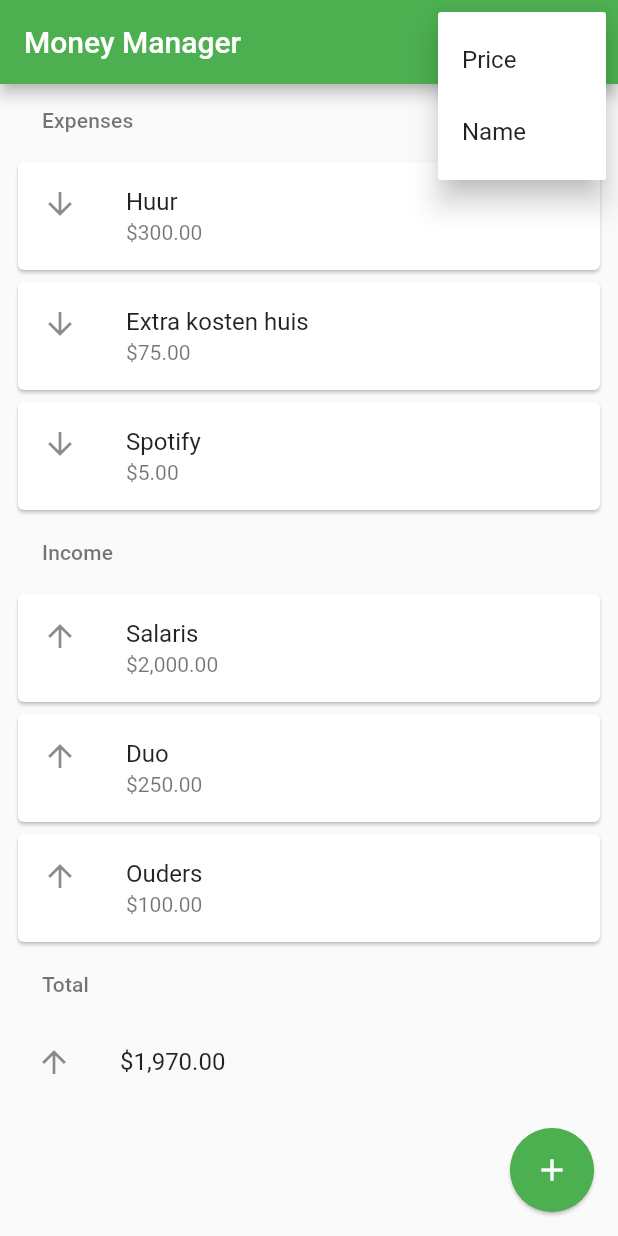
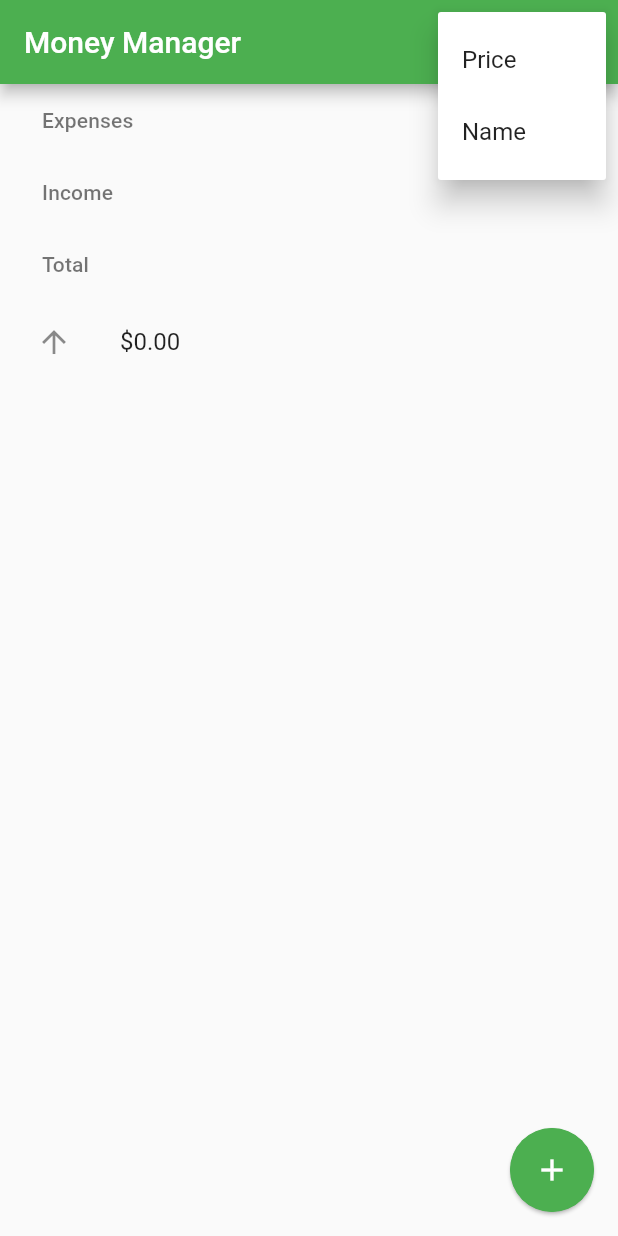
Before and after one commit to 2zqa/money_manager_flutter, a Flutter app: the screen it shows after launch, after a tap on the "sort" icon, on a phone screen of 412 x 824 dp. Run offline on Flutter 3.47's test engine with Material 2 defaults, Android fonts, the light colour scheme and no system bars; our stand-ins replace sqflite; accounts and stored records are empty; generated files the repository leaves out were written again.

Commit message:
Implement SQL backend in BalanceItemListModel

```diff
--- a/lib/widgets/balance_item.dart
+++ b/lib/widgets/balance_item.dart
@@ -1,6 +1,8 @@
 import 'dart:collection';
 import 'package:flutter/material.dart';
 import 'package:intl/intl.dart';
+import 'package:path/path.dart';
+import 'package:sqflite/sqflite.dart';
 
 // Logic
 /// How often a payment occurs.
@@ -47,32 +49,90 @@ abstract class BalanceItem {
 class Expense extends BalanceItem {
   Expense(String name, int cost, RecurringType recurringType)
       : super(name, cost, recurringType);
+
+  @override
+  Map<String, dynamic> toMap() {
+    return <String, dynamic>{
+      'name': name,
+      'cost': cost,
+    };
+  }
 }
 
 class Income extends BalanceItem {
   Income(String name, int cost, RecurringType recurringType)
       : super(name, cost, recurringType);
+
+  @override
+  Map<String, dynamic> toMap() {
+    return <String, dynamic>{
+      'name': name,
+      'cost': cost,
+    };
+  }
 }
 
 // TODO: sort by next payment date
 enum SortingMethod { price, name }
 
+/// Model that handles keeping track of balance items and keeping the visual
+/// representation up-to-date. Balance items are saved in a SQL database and
+/// in lists.
 class BalanceItemListModel extends ChangeNotifier {
+  /// Creates the model.
   BalanceItemListModel() {
-    // TODO: remove this along with dummy data
-    sortBy(sortingMethod);
+    init();
   }
 
-  final List<Income> _incomeList = <Income>[
-    Income('Duo', 25000, RecurringType.daily),
-    Income('Ouders', 10000, RecurringType.daily),
-    Income('Salaris', 200000, RecurringType.daily),
-  ];
-  final List<Expense> _expenseList = <Expense>[
-    Expense('Spotify', 500, RecurringType.daily),
-    Expense('Huur', 30000, RecurringType.daily),
-    Expense('Extra kosten huis', 7500, RecurringType.daily),
-  ];
+  /// Reference to the database, used for storing balance items.
+  late final Database _database;
+
+  /// Initializes the database, creating two tables
+  /// and then running [populateFields].
+  Future<void> init() async {
+    return openDatabase(
+      join(await getDatabasesPath(), 'money_manager.db'),
+      onCreate: (Database db, int version) {
+        db.execute(
+          'CREATE TABLE income_items(id INTEGER PRIMARY KEY, name TEXT, cost INTEGER)',
+        );
+        db.execute(
+          'CREATE TABLE expense_items(id INTEGER PRIMARY KEY, name TEXT, cost INTEGER)',
+        );
+      },
+      version: 1,
+    ).then((Database db) => populateFields(db));
+  }
+
+  /// Populates the internal expense and income lists and the _database field.
+  Future<void> populateFields(Database db) async {
+    print(db);
+    _database = db;
+    final List<Map<String, dynamic>> expenseItemMap =
+        await _database.query('expense_items');
+    print(expenseItemMap);
+    final List<Map<String, dynamic>> incomeItemMap =
+        await _database.query('income_items');
+    print(incomeItemMap);
+
+    // Populate the iternal lists
+    for (final Map<String, dynamic> rawExpense in expenseItemMap) {
+      final String name = rawExpense['name'] as String;
+      final int cost = rawExpense['cost'] as int;
+      _expenseList.add(Expense(name, cost, RecurringType.daily));
+    }
+    for (final Map<String, dynamic> rawIncome in incomeItemMap) {
+      final String name = rawIncome['name'] as String;
+      final int cost = rawIncome['cost'] as int;
+      _incomeList.add(Income(name, cost, RecurringType.daily));
+    }
+    sortBy(sortingMethod);
+    notifyListeners();
+  }
+
+  /// Internal, private state of all income and expenses.
+  final List<Income> _incomeList = <Income>[];
+  final List<Expense> _expenseList = <Expense>[];
 
   /// The last used sorting method.
   SortingMethod sortingMethod = SortingMethod.price;
@@ -124,8 +184,24 @@ class BalanceItemListModel extends ChangeNotifier {
     return totalPrice;
   }
 
-  bool get isNetPositive {
-    return totalPrice >= 0;
+  bool get isNetPositive => totalPrice >= 0;
+
+  /// Adds an expense to the database, replacing if it already exists
+  Future<int> _addExpenseToDB(Expense item) async {
+    return _database.insert(
+      'expense_items',
+      item.toMap(),
+      conflictAlgorithm: ConflictAlgorithm.replace,
+    );
+  }
+
+  /// Adds an income to the database, replacing if it already exists
+  Future<int> _addIncomeToDB(Income item) async {
+    return _database.insert(
+      'income_items',
+      item.toMap(),
+      conflictAlgorithm: ConflictAlgorithm.replace,
+    );
   }
 
   /// Adds [item] to the expenses.
@@ -133,6 +209,7 @@ class BalanceItemListModel extends ChangeNotifier {
     _expenseList.add(item);
     sortBy(sortingMethod);
     notifyListeners();
+    _addExpenseToDB(item);
   }
 
   /// Adds [item] to the income list.
@@ -140,6 +217,7 @@ class BalanceItemListModel extends ChangeNotifier {
     _incomeList.add(item);
     sortBy(sortingMethod);
     notifyListeners();
+    _addIncomeToDB(item);
   }
 
   /// Removes all expenses and income.
--- a/pubspec.yaml
+++ b/pubspec.yaml
@@ -16,6 +16,8 @@ dependencies:
     sdk: flutter
   intl: ^0.17.0
   provider: ^5.0.0
+  sqflite:
+  path:
 
 dev_dependencies:
   flutter_test:
```
Also changed, not shown: pubspec.lock.
